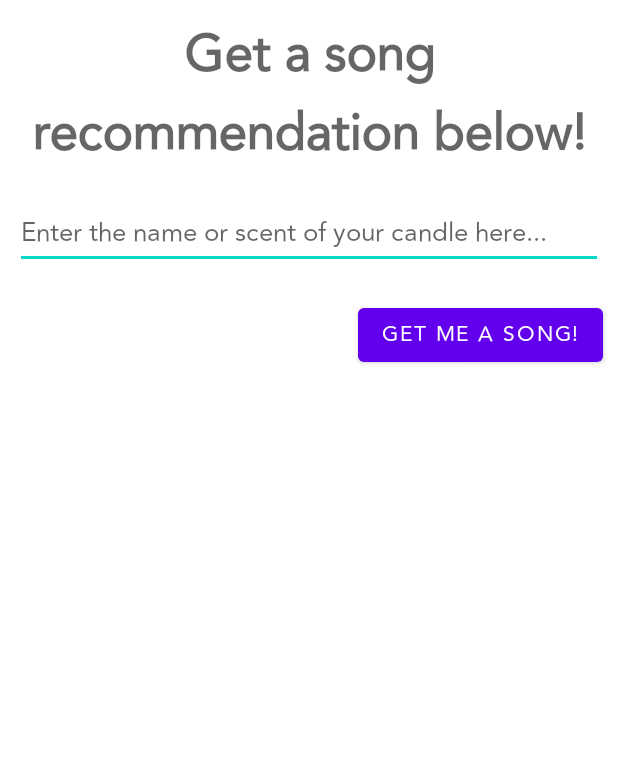
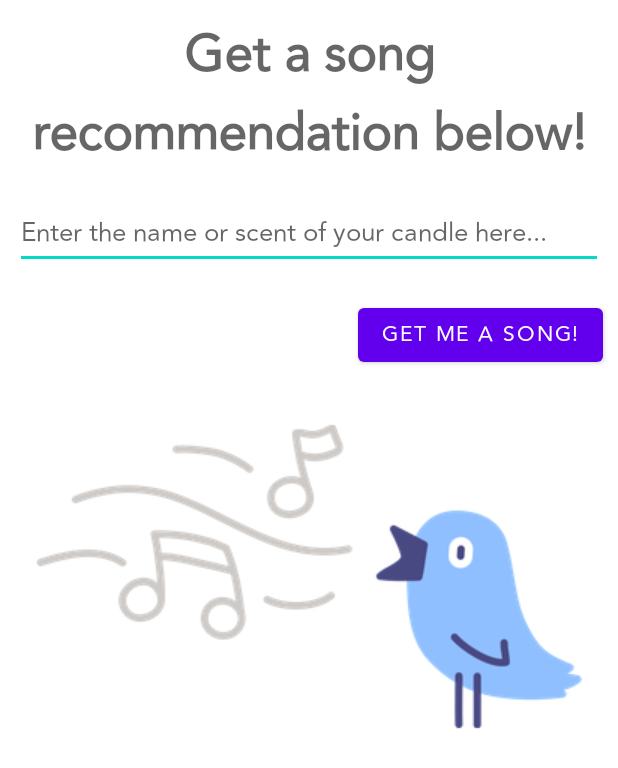
Before and after one commit to alishadnaidu/CandleBox, an Android app: the layout activity_spotify_main.xml on its own in the app's theme, with its tools: preview values and no code run, on a phone screen of 412 x 824 dp. Shown: the top 768 px of the screen. Run offline under Robolectric (Android 15) with nearby library versions, the phone set to English and light mode, and no system bars.

Commit message:
Added image, fixed intents for navigating to song rec activity

```diff
--- a/app/src/main/java/com/example/candlebox/CandleStuff/AddActivity.java
+++ b/app/src/main/java/com/example/candlebox/CandleStuff/AddActivity.java
@@ -13,6 +13,7 @@ import androidx.appcompat.app.AppCompatActivity;
 
 import com.example.candlebox.R;
 import com.example.candlebox.SpotifyStuff.AlishasSongRecs;
+import com.example.candlebox.SpotifyStuff.SpotifyWebActivity;
 import com.parse.ParseException;
 import com.parse.ParseUser;
 import com.parse.SaveCallback;
@@ -122,7 +123,7 @@ public class AddActivity extends AppCompatActivity {
         }
 
         if (item.getItemId() == R.id.song) {
-            Intent i = new Intent(AddActivity.this, AlishasSongRecs.class);
+            Intent i = new Intent(AddActivity.this, SpotifyWebActivity.class);
             startActivity(i);
             return true;
         }
--- a/app/src/main/java/com/example/candlebox/CandleStuff/BarcodeScannerActivity.java
+++ b/app/src/main/java/com/example/candlebox/CandleStuff/BarcodeScannerActivity.java
@@ -29,6 +29,7 @@ import androidx.fragment.app.FragmentManager;
 
 import com.example.candlebox.R;
 import com.example.candlebox.SpotifyStuff.AlishasSongRecs;
+import com.example.candlebox.SpotifyStuff.SpotifyWebActivity;
 import com.google.android.gms.tasks.OnCompleteListener;
 import com.google.android.gms.tasks.OnFailureListener;
 import com.google.android.gms.tasks.OnSuccessListener;
@@ -233,7 +234,7 @@ public class BarcodeScannerActivity extends AppCompatActivity {
         }
 
         if (item.getItemId() == R.id.song) {
-            Intent i = new Intent(BarcodeScannerActivity.this, AlishasSongRecs.class);
+            Intent i = new Intent(BarcodeScannerActivity.this, SpotifyWebActivity.class);
             startActivity(i);
             return true;
         }
--- a/app/src/main/java/com/example/candlebox/CandleStuff/MainActivity.java
+++ b/app/src/main/java/com/example/candlebox/CandleStuff/MainActivity.java
@@ -13,6 +13,7 @@ import com.example.candlebox.R;
 import com.example.candlebox.SpotifyStuff.AlishasSongRecs;
 import com.example.candlebox.SpotifyStuff.SongRecActivity;
 import com.example.candlebox.SpotifyStuff.SpotifyMainActivity;
+import com.example.candlebox.SpotifyStuff.SpotifyWebActivity;
 import com.example.candlebox.ui.SampleFragmentPagerAdapter;
 import com.google.android.material.tabs.TabLayout;
 import com.parse.FindCallback;
@@ -82,8 +83,7 @@ public class MainActivity extends AppCompatActivity {
             return true;
         }
         if (item.getItemId() == R.id.song) {
-            Intent i = new Intent(MainActivity.this, SpotifyMainActivity.class);
-            //Intent i = new Intent(MainActivity.this, AlishasSongRecs.class);
+            Intent i = new Intent(MainActivity.this, SpotifyWebActivity.class);
             startActivity(i);
             return true;
         }
--- a/app/src/main/java/com/example/candlebox/CandleStuff/RecentlyScannedActivity.java
+++ b/app/src/main/java/com/example/candlebox/CandleStuff/RecentlyScannedActivity.java
@@ -13,6 +13,7 @@ import androidx.recyclerview.widget.RecyclerView;
 
 import com.example.candlebox.R;
 import com.example.candlebox.SpotifyStuff.AlishasSongRecs;
+import com.example.candlebox.SpotifyStuff.SpotifyWebActivity;
 import com.parse.FindCallback;
 import com.parse.GetCallback;
 import com.parse.ParseException;
@@ -139,7 +140,7 @@ public class RecentlyScannedActivity extends AppCompatActivity {
         }
 
         if (item.getItemId() == R.id.song) {
-            Intent i = new Intent(RecentlyScannedActivity.this, AlishasSongRecs.class);
+            Intent i = new Intent(RecentlyScannedActivity.this, SpotifyWebActivity.class);
             startActivity(i);
             return true;
         }
--- a/app/src/main/java/com/example/candlebox/CandleStuff/ThanksActivity.java
+++ b/app/src/main/java/com/example/candlebox/CandleStuff/ThanksActivity.java
@@ -12,6 +12,7 @@ import androidx.appcompat.app.AppCompatActivity;
 
 import com.example.candlebox.R;
 import com.example.candlebox.SpotifyStuff.AlishasSongRecs;
+import com.example.candlebox.SpotifyStuff.SpotifyWebActivity;
 import com.parse.ParseUser;
 
 import nl.dionsegijn.konfetti.KonfettiView;
@@ -107,7 +108,7 @@ public class ThanksActivity extends AppCompatActivity {
         }
 
         if (item.getItemId() == R.id.song) {
-            Intent i = new Intent(ThanksActivity.this, AlishasSongRecs.class);
+            Intent i = new Intent(ThanksActivity.this, SpotifyWebActivity.class);
             startActivity(i);
             return true;
         }
--- a/app/src/main/java/com/example/candlebox/SpotifyStuff/SongDetailActivity.java
+++ b/app/src/main/java/com/example/candlebox/SpotifyStuff/SongDetailActivity.java
@@ -187,7 +187,7 @@ public class SongDetailActivity extends AppCompatActivity {
         }
         if (item.getItemId() == R.id.song) {
             mSpotifyAppRemote.getPlayerApi().pause();
-            Intent i = new Intent(SongDetailActivity.this, AlishasSongRecs.class);
+            Intent i = new Intent(SongDetailActivity.this, SpotifyWebActivity.class);
             startActivity(i);
             finish();
             return true;
--- a/app/src/main/java/com/example/candlebox/SpotifyStuff/SongRecActivity.java
+++ b/app/src/main/java/com/example/candlebox/SpotifyStuff/SongRecActivity.java
@@ -180,7 +180,7 @@ public class SongRecActivity extends AppCompatActivity {
         }
         if (item.getItemId() == R.id.song) {
             mSpotifyAppRemote.getPlayerApi().pause();
-            Intent i = new Intent(SongRecActivity.this, SpotifyMainActivity.class);
+            Intent i = new Intent(SongRecActivity.this, SpotifyWebActivity.class);
             startActivity(i);
             finish();
             return true;
--- a/app/src/main/res/layout/activity_final_song_rec.xml
+++ b/app/src/main/res/layout/activity_final_song_rec.xml
@@ -24,7 +24,7 @@
         android:layout_below="@+id/tvFinalSongRecTitle"
         android:layout_centerHorizontal="true"
         android:layout_marginStart="40dp"
-        android:layout_marginTop="48dp"
+        android:layout_marginTop="20dp"
         android:textAlignment="center"
         android:textSize="20sp"
         android:textStyle="bold"
--- a/app/src/main/res/layout/activity_spotify_main.xml
+++ b/app/src/main/res/layout/activity_spotify_main.xml
@@ -1,5 +1,6 @@
 <?xml version="1.0" encoding="utf-8"?>
 <RelativeLayout xmlns:android="http://schemas.android.com/apk/res/android"
+    xmlns:app="http://schemas.android.com/apk/res-auto"
     android:layout_width="match_parent"
     android:layout_height="match_parent">
 
@@ -41,4 +42,12 @@
         android:layout_marginEnd="10dp"
         android:fontFamily="@font/avenir"
         android:text="Get me a song!" />
+
+    <ImageView
+        android:id="@+id/ivSingingBird"
+        android:layout_width="match_parent"
+        android:layout_height="wrap_content"
+        android:layout_below="@+id/btnGetMeSong"
+        android:layout_marginTop="20dp"
+        app:srcCompat="@drawable/singing_bird" />
 </RelativeLayout>
```
Also changed, not shown: app/src/main/AndroidManifest.xml (+5 -5 lines), app/src/main/java/com/example/candlebox/SpotifyStuff/SpotifyMainActivity.java (+51 -0 lines), app/src/main/res/drawable/singing_bird.png (added).
